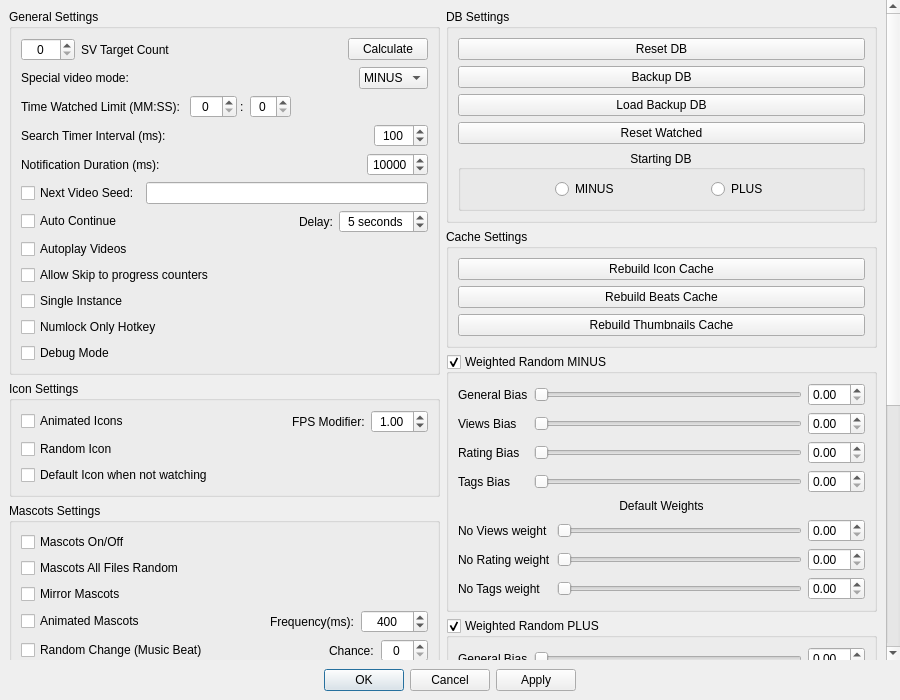
Above: MediaManager/src/QtClasses/UI/Form Files/SettingsDialog.ui from PaunescuAndrei/MediaManager before the change. Below: the same form after it.
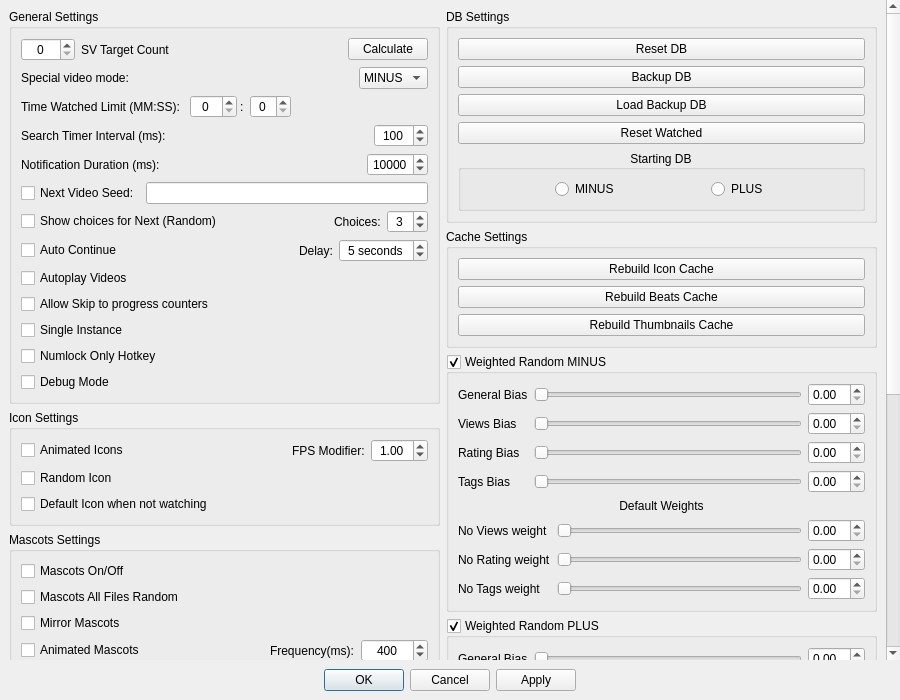
That is the form after the change. Custom widgets are drawn as their Qt base class.

Patch:
```diff
--- a/MediaManager/src/QtClasses/UI/Form Files/SettingsDialog.ui
+++ b/MediaManager/src/QtClasses/UI/Form Files/SettingsDialog.ui
@@ -409,14 +409,78 @@
                <item>
                 <widget class="QLineEdit" name="seedLineEdit"/>
                </item>
-              </layout>
-             </widget>
-            </item>
-            <item>
-             <widget class="QWidget" name="autoContinueDelayWidget" native="true">
-              <layout class="QHBoxLayout" name="horizontalLayout_16">
-               <property name="leftMargin">
-                <number>0</number>
+             </layout>
+            </widget>
+           </item>
+           <item>
+            <widget class="QWidget" name="nextMultiChoiceWidget" native="true">
+             <layout class="QHBoxLayout" name="horizontalLayout_nextMultiChoice">
+              <property name="leftMargin">
+               <number>0</number>
+              </property>
+              <property name="topMargin">
+               <number>0</number>
+              </property>
+              <property name="rightMargin">
+               <number>0</number>
+              </property>
+              <property name="bottomMargin">
+               <number>0</number>
+              </property>
+              <item>
+               <widget class="QCheckBox" name="nextMultiChoiceEnabled">
+                <property name="text">
+                 <string>Show choices for Next (Random)</string>
+                </property>
+               </widget>
+              </item>
+              <item>
+               <spacer name="horizontalSpacer_nextMultiChoice">
+                <property name="orientation">
+                 <enum>Qt::Orientation::Horizontal</enum>
+                </property>
+                <property name="sizeHint" stdset="0">
+                 <size>
+                  <width>40</width>
+                  <height>20</height>
+                 </size>
+                </property>
+               </spacer>
+              </item>
+              <item>
+               <widget class="QLabel" name="nextMultiChoiceCountLabel">
+                <property name="text">
+                 <string>Choices:</string>
+                </property>
+               </widget>
+              </item>
+              <item>
+               <widget class="QSpinBox" name="nextMultiChoiceCount">
+                <property name="focusPolicy">
+                 <enum>Qt::FocusPolicy::StrongFocus</enum>
+                </property>
+                <property name="alignment">
+                 <set>Qt::AlignmentFlag::AlignCenter</set>
+                </property>
+                <property name="minimum">
+                 <number>2</number>
+                </property>
+                <property name="maximum">
+                 <number>10</number>
+                </property>
+                <property name="value">
+                 <number>3</number>
+                </property>
+               </widget>
+              </item>
+             </layout>
+            </widget>
+           </item>
+           <item>
+            <widget class="QWidget" name="autoContinueDelayWidget" native="true">
+             <layout class="QHBoxLayout" name="horizontalLayout_16">
+              <property name="leftMargin">
+               <number>0</number>
                </property>
                <property name="topMargin">
                 <number>0</number>
```
